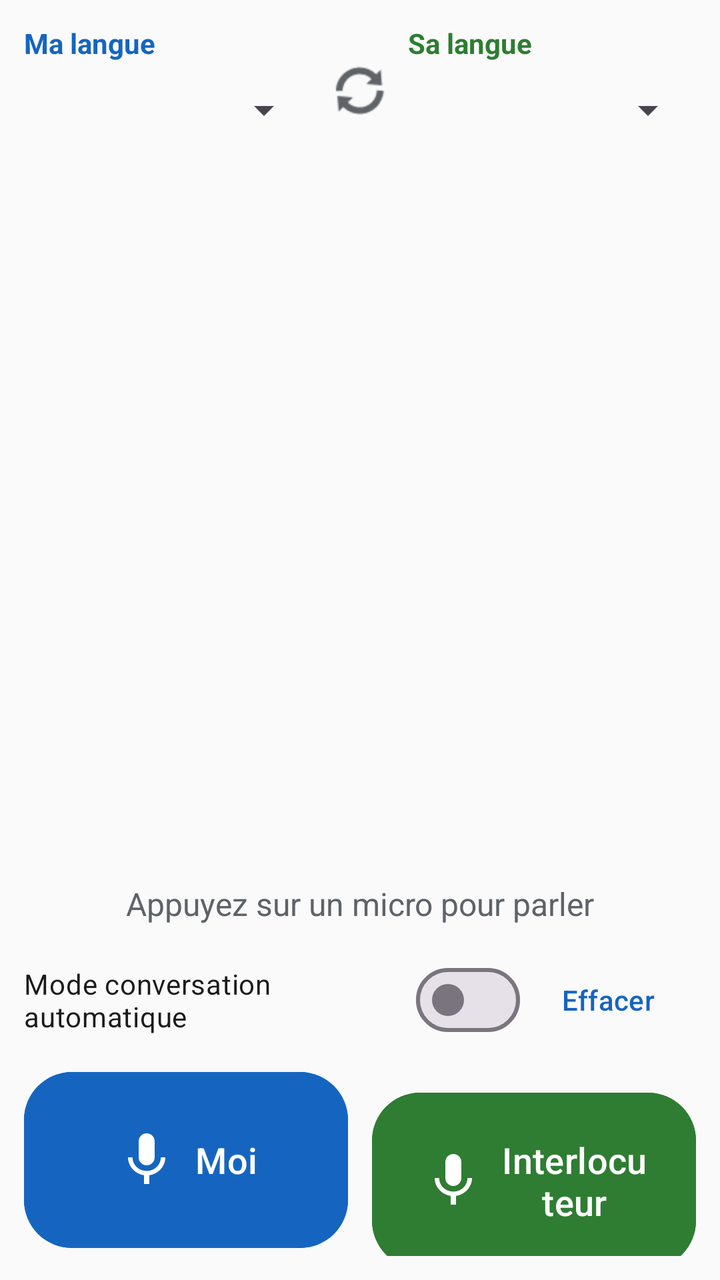
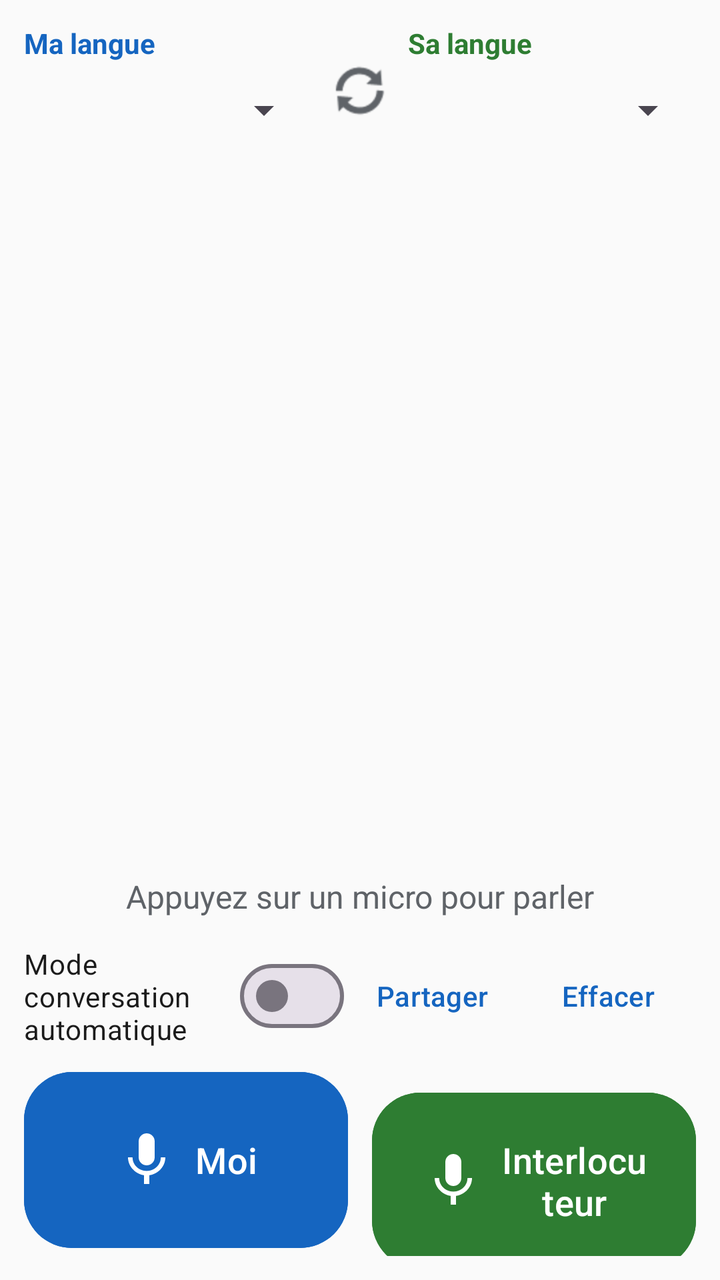

The first picture is an Android layout as it rendered before a commit; the second is the same layout after the commit. The layout source and the unified diff follow.
<!-- AndroidManifest.xml: application theme Theme.Traduction -->
<!-- res/layout/activity_main.xml -->
<?xml version="1.0" encoding="utf-8"?>
<LinearLayout xmlns:android="http://schemas.android.com/apk/res/android"
    xmlns:app="http://schemas.android.com/apk/res-auto"
    android:layout_width="match_parent"
    android:layout_height="match_parent"
    android:fitsSystemWindows="true"
    android:keepScreenOn="true"
    android:orientation="vertical"
    android:padding="12dp">

    <LinearLayout
        android:layout_width="match_parent"
        android:layout_height="wrap_content"
        android:gravity="center_vertical"
        android:orientation="horizontal">

        <LinearLayout
            android:layout_width="0dp"
            android:layout_height="wrap_content"
            android:layout_weight="1"
            android:orientation="vertical">

            <TextView
                android:layout_width="wrap_content"
                android:layout_height="wrap_content"
                android:text="@string/my_language"
                android:textColor="@color/me_color"
                android:textStyle="bold" />

            <Spinner
                android:id="@+id/myLanguage"
                android:layout_width="match_parent"
                android:layout_height="48dp" />
        </LinearLayout>

        <ImageButton
            android:id="@+id/swapButton"
            android:layout_width="48dp"
            android:layout_height="48dp"
            android:background="?attr/selectableItemBackgroundBorderless"
            android:contentDescription="@string/swap"
            android:src="@android:drawable/ic_popup_sync"
            app:tint="@color/text_secondary" />

        <LinearLayout
            android:layout_width="0dp"
            android:layout_height="wrap_content"
            android:layout_weight="1"
            android:orientation="vertical">

            <TextView
                android:layout_width="wrap_content"
                android:layout_height="wrap_content"
                android:text="@string/other_language"
                android:textColor="@color/other_color"
                android:textStyle="bold" />

            <Spinner
                android:id="@+id/otherLanguage"
                android:layout_width="match_parent"
                android:layout_height="48dp" />
        </LinearLayout>
    </LinearLayout>

    <androidx.recyclerview.widget.RecyclerView
        android:id="@+id/messages"
        android:layout_width="match_parent"
        android:layout_height="0dp"
        android:layout_marginTop="8dp"
        android:layout_weight="1"
        android:clipToPadding="false"
        android:paddingBottom="8dp" />

    <TextView
        android:id="@+id/status"
        android:layout_width="match_parent"
        android:layout_height="wrap_content"
        android:gravity="center"
        android:minHeight="48dp"
        android:padding="6dp"
        android:text="@string/tap_to_speak"
        android:textColor="@color/text_secondary"
        android:textSize="16sp" />

    <LinearLayout
        android:layout_width="match_parent"
        android:layout_height="wrap_content"
        android:gravity="center_vertical"
        android:orientation="horizontal">

        <com.google.android.material.materialswitch.MaterialSwitch
            android:id="@+id/conversationMode"
            android:layout_width="0dp"
            android:layout_height="wrap_content"
            android:layout_weight="1"
            android:text="@string/conversation_mode"
            android:textColor="@color/text_primary" />

        <com.google.android.material.button.MaterialButton
            android:id="@+id/clearButton"
            style="@style/Widget.Material3.Button.TextButton"
            android:layout_width="wrap_content"
            android:layout_height="wrap_content"
            android:text="@string/clear" />
    </LinearLayout>

    <LinearLayout
        android:layout_width="match_parent"
        android:layout_height="wrap_content"
        android:layout_marginTop="8dp"
        android:orientation="horizontal">

        <com.google.android.material.button.MaterialButton
            android:id="@+id/meButton"
            android:layout_width="0dp"
            android:layout_height="96dp"
            android:layout_marginEnd="6dp"
            android:layout_weight="1"
            android:backgroundTint="@color/me_color"
            android:text="@string/me"
            android:textSize="18sp"
            app:cornerRadius="24dp"
            app:icon="@drawable/ic_mic"
            app:iconGravity="textStart"
            app:iconSize="32dp" />

        <com.google.android.material.button.MaterialButton
            android:id="@+id/otherButton"
            android:layout_width="0dp"
            android:layout_height="96dp"
            android:layout_marginStart="6dp"
            android:layout_weight="1"
            android:backgroundTint="@color/other_color"
            android:text="@string/other"
            android:textSize="18sp"
            app:cornerRadius="24dp"
            app:icon="@drawable/ic_mic"
            app:iconGravity="textStart"
            app:iconSize="32dp" />
    </LinearLayout>
</LinearLayout>
<!-- resources referenced by this layout -->
<resources>
  <color name="me_color">#1565C0</color>
  <color name="other_color">#2E7D32</color>
  <color name="text_primary">#1B1B1B</color>
  <color name="text_secondary">#5F6368</color>
  <!-- drawable ic_mic (drawable) -->
  <vector xmlns:android="http://schemas.android.com/apk/res/android"
      android:width="24dp" android:height="24dp"
      android:viewportWidth="24" android:viewportHeight="24">
      <path android:fillColor="#FFFFFFFF"
          android:pathData="M12,14c1.66,0 3,-1.34 3,-3V5c0,-1.66 -1.34,-3 -3,-3S9,3.34 9,5v6c0,1.66 1.34,3 3,3zM17.3,11c0,3 -2.54,5.1 -5.3,5.1S6.7,14 6.7,11H5c0,3.41 2.72,6.23 6,6.72V21h2v-3.28c3.28,-0.48 6,-3.3 6,-6.72h-1.7z" />
  </vector>
  <string name="clear">Effacer</string>
  <string name="conversation_mode">Mode conversation automatique</string>
  <string name="me">Moi</string>
  <string name="my_language">Ma langue</string>
  <string name="other">Interlocuteur</string>
  <string name="other_language">Sa langue</string>
  <string name="swap">Inverser</string>
  <string name="tap_to_speak">Appuyez sur un micro pour parler</string>
  <style name="Theme.Traduction" parent="Theme.Material3.DayNight.NoActionBar">
          <item name="colorPrimary">@color/me_color</item>
          <item name="colorSecondary">@color/other_color</item>
          <item name="android:windowBackground">@color/background</item>
      </style>
  <color name="background">#FAFAFA</color>
</resources>

<!-- the commit's change to res/layout/activity_main.xml (unified diff, before → after) -->
@@ -97,6 +97,13 @@
             android:textColor="@color/text_primary" />
 
         <com.google.android.material.button.MaterialButton
+            android:id="@+id/shareConversationButton"
+            style="@style/Widget.Material3.Button.TextButton"
+            android:layout_width="wrap_content"
+            android:layout_height="wrap_content"
+            android:text="@string/share" />
+
+        <com.google.android.material.button.MaterialButton
             android:id="@+id/clearButton"
             style="@style/Widget.Material3.Button.TextButton"
             android:layout_width="wrap_content"
<!-- resource entries referenced after the edit -->
@@ -17,6 +17,7 @@
   <string name="my_language">Ma langue</string>
   <string name="other">Interlocuteur</string>
   <string name="other_language">Sa langue</string>
+  <string name="share">Partager</string>
   <string name="swap">Inverser</string>
   <string name="tap_to_speak">Appuyez sur un micro pour parler</string>
   <style name="Theme.Traduction" parent="Theme.Material3.DayNight.NoActionBar">
